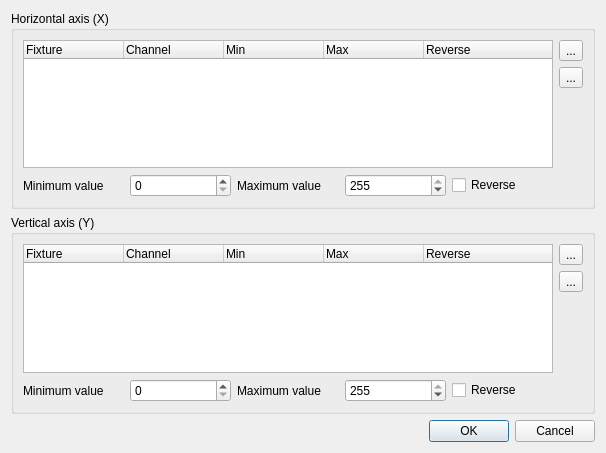
Old version of the form main/vcxypadproperties.ui in the repository Andersbakken/qlc.
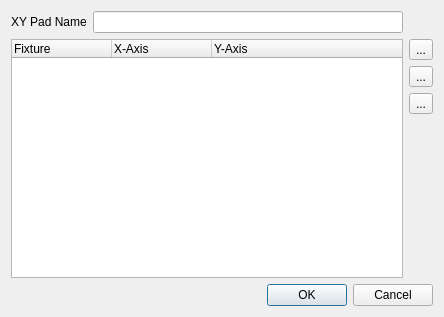
New version of the form. Icons and pictures are not drawn.

Commit message: Changed XY Pad to operate on fixtures (only such that are capable of pan&tilt) rather than individual channels. Added support for 16bit operation.

```diff
--- a/main/vcxypadproperties.ui
+++ b/main/vcxypadproperties.ui
@@ -5,53 +5,71 @@
    <rect>
     <x>0</x>
     <y>0</y>
-    <width>606</width>
-    <height>453</height>
+    <width>444</width>
+    <height>317</height>
    </rect>
   </property>
   <property name="windowTitle" >
    <string>XY Pad Properties</string>
   </property>
-  <layout class="QVBoxLayout" >
-   <item>
-    <widget class="QGroupBox" name="m_horizontalGroup" >
-     <property name="title" >
-      <string>Horizontal axis (X)</string>
-     </property>
-     <layout class="QGridLayout" >
+  <layout class="QGridLayout" name="gridLayout" >
       <item row="0" column="0" >
-       <widget class="QTreeWidget" name="m_listX" >
-        <column>
+    <widget class="QLabel" name="m_nameLabel" >
          <property name="text" >
-          <string>Fixture</string>
-         </property>
-        </column>
-        <column>
-         <property name="text" >
-          <string>Channel</string>
-         </property>
-        </column>
+      <string>XY Pad Name</string>
+     </property>
+    </widget>
+   </item>
+   <item row="0" column="1" >
+    <widget class="QLineEdit" name="m_nameEdit" />
+   </item>
+   <item row="1" column="0" colspan="2" >
+    <widget class="QTreeWidget" name="m_tree" >
+     <property name="toolTip" >
+      <string>List of scenes that can be activated with this cue list</string>
+     </property>
+     <property name="showDropIndicator" stdset="0" >
+      <bool>false</bool>
+     </property>
+     <property name="alternatingRowColors" >
+      <bool>true</bool>
+     </property>
+     <property name="selectionMode" >
+      <enum>QAbstractItemView::ExtendedSelection</enum>
+     </property>
+     <property name="rootIsDecorated" >
+      <bool>false</bool>
+     </property>
+     <property name="itemsExpandable" >
+      <bool>false</bool>
+     </property>
+     <property name="allColumnsShowFocus" >
+      <bool>true</bool>
+     </property>
+     <property name="expandsOnDoubleClick" >
+      <bool>false</bool>
+     </property>
         <column>
          <property name="text" >
-          <string>Min</string>
+       <string>Fixture</string>
          </property>
         </column>
         <column>
          <property name="text" >
-          <string>Max</string>
+       <string>X-Axis</string>
          </property>
         </column>
         <column>
          <property name="text" >
-          <string>Reverse</string>
+       <string>Y-Axis</string>
          </property>
         </column>
        </widget>
       </item>
-      <item row="0" column="1" >
-       <layout class="QVBoxLayout" >
+   <item row="1" column="2" >
+    <layout class="QVBoxLayout" name="verticalLayout" >
         <item>
-         <widget class="QToolButton" name="m_addX" >
+      <widget class="QToolButton" name="m_addButton" >
           <property name="toolTip" >
            <string>Add a channel to this pad's X axis</string>
           </property>
@@ -71,7 +89,7 @@
          </widget>
         </item>
         <item>
-         <widget class="QToolButton" name="m_removeX" >
+      <widget class="QToolButton" name="m_removeButton" >
           <property name="toolTip" >
            <string>Remove the selected channel from this pad's X axis</string>
           </property>
@@ -91,117 +109,11 @@
          </widget>
         </item>
         <item>
-         <spacer>
-          <property name="orientation" >
-           <enum>Qt::Vertical</enum>
-          </property>
-          <property name="sizeHint" stdset="0" >
-           <size>
-            <width>20</width>
-            <height>40</height>
-           </size>
-          </property>
-         </spacer>
-        </item>
-       </layout>
-      </item>
-      <item row="1" column="0" >
-       <layout class="QHBoxLayout" >
-        <item>
-         <widget class="QLabel" name="m_minXLabel" >
-          <property name="text" >
-           <string>Minimum value</string>
-          </property>
-         </widget>
-        </item>
-        <item>
-         <widget class="QSpinBox" name="m_minXSpin" >
+      <widget class="QToolButton" name="m_editButton" >
           <property name="toolTip" >
-           <string>Lowest value for the selected channel on the X axis</string>
-          </property>
-          <property name="maximum" >
-           <number>255</number>
-          </property>
-         </widget>
-        </item>
-        <item>
-         <widget class="QLabel" name="m_maxXLabel" >
+        <string>Raise the selected scene</string>
+       </property>
           <property name="text" >
-           <string>Maximum value</string>
-          </property>
-         </widget>
-        </item>
-        <item>
-         <widget class="QSpinBox" name="m_maxXSpin" >
-          <property name="toolTip" >
-           <string>Highest value for the selected channel on the X axis</string>
-          </property>
-          <property name="maximum" >
-           <number>255</number>
-          </property>
-          <property name="value" >
-           <number>255</number>
-          </property>
-         </widget>
-        </item>
-        <item>
-         <widget class="QCheckBox" name="m_reverseX" >
-          <property name="toolTip" >
-           <string>Reverse the selected channel's X axis</string>
-          </property>
-          <property name="text" >
-           <string>Reverse</string>
-          </property>
-         </widget>
-        </item>
-       </layout>
-      </item>
-     </layout>
-    </widget>
-   </item>
-   <item>
-    <widget class="QGroupBox" name="m_verticalGroup" >
-     <property name="title" >
-      <string>Vertical axis (Y)</string>
-     </property>
-     <layout class="QGridLayout" >
-      <item row="0" column="0" >
-       <widget class="QTreeWidget" name="m_listY" >
-        <column>
-         <property name="text" >
-          <string>Fixture</string>
-         </property>
-        </column>
-        <column>
-         <property name="text" >
-          <string>Channel</string>
-         </property>
-        </column>
-        <column>
-         <property name="text" >
-          <string>Min</string>
-         </property>
-        </column>
-        <column>
-         <property name="text" >
-          <string>Max</string>
-         </property>
-        </column>
-        <column>
-         <property name="text" >
-          <string>Reverse</string>
-         </property>
-        </column>
-       </widget>
-      </item>
-      <item row="0" column="1" >
-       <layout class="QVBoxLayout" >
-        <item>
-         <widget class="QToolButton" name="m_addY" >
-          <property name="toolTip" >
-           <string>Add a channel to this pad's Y axis</string>
-          </property>
-          <property name="text" >
            <string>...</string>
           </property>
           <property name="icon" >
@@ -217,27 +129,7 @@
          </widget>
         </item>
         <item>
-         <widget class="QToolButton" name="m_removeY" >
-          <property name="toolTip" >
-           <string>Remove the selected channel from this pad's Y axis</string>
-          </property>
-          <property name="text" >
-           <string>...</string>
-          </property>
-          <property name="icon" >
-           <iconset resource="main.qrc" >
-            <normaloff>:/edit_remove.png</normaloff>:/edit_remove.png</iconset>
-          </property>
-          <property name="iconSize" >
-           <size>
-            <width>26</width>
-            <height>26</height>
-           </size>
-          </property>
-         </widget>
-        </item>
-        <item>
-         <spacer>
+      <spacer name="verticalSpacer" >
           <property name="orientation" >
            <enum>Qt::Vertical</enum>
           </property>
@@ -251,61 +143,7 @@
         </item>
        </layout>
       </item>
-      <item row="1" column="0" >
-       <layout class="QHBoxLayout" >
-        <item>
-         <widget class="QLabel" name="m_minYLabel" >
-          <property name="text" >
-           <string>Minimum value</string>
-          </property>
-         </widget>
-        </item>
-        <item>
-         <widget class="QSpinBox" name="m_minYSpin" >
-          <property name="toolTip" >
-           <string>Lowest value for the selected channel on the Y axis</string>
-          </property>
-          <property name="maximum" >
-           <number>255</number>
-          </property>
-         </widget>
-        </item>
-        <item>
-         <widget class="QLabel" name="m_maxYLabel" >
-          <property name="text" >
-           <string>Maximum value</string>
-          </property>
-         </widget>
-        </item>
-        <item>
-         <widget class="QSpinBox" name="m_maxYSpin" >
-          <property name="toolTip" >
-           <string>Highest value for the selected channel on the Y axis</string>
-          </property>
-          <property name="maximum" >
-           <number>255</number>
-          </property>
-          <property name="value" >
-           <number>255</number>
-          </property>
-         </widget>
-        </item>
-        <item>
-         <widget class="QCheckBox" name="m_reverseY" >
-          <property name="toolTip" >
-           <string>Reverse the selected channel's Y axis</string>
-          </property>
-          <property name="text" >
-           <string>Reverse</string>
-          </property>
-         </widget>
-        </item>
-       </layout>
-      </item>
-     </layout>
-    </widget>
-   </item>
-   <item>
+   <item row="2" column="0" colspan="3" >
     <widget class="QDialogButtonBox" name="m_buttonBox" >
      <property name="orientation" >
       <enum>Qt::Horizontal</enum>
```
Left out of the diff: 67 changed lines with no effect on the pictures. Lines whose indentation alone changed are shown as unchanged. The commit also changes 12 other files.
